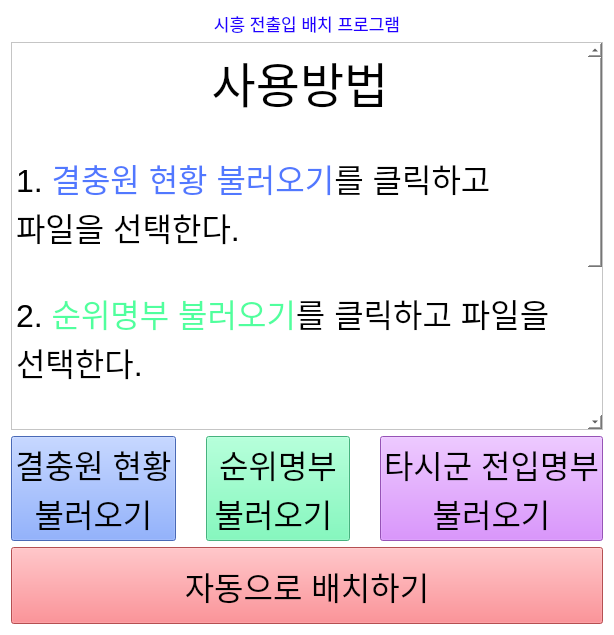
Above: startWidget.ui from sjhan2781/py-transfer-tool before the change. Below: the same form after it.
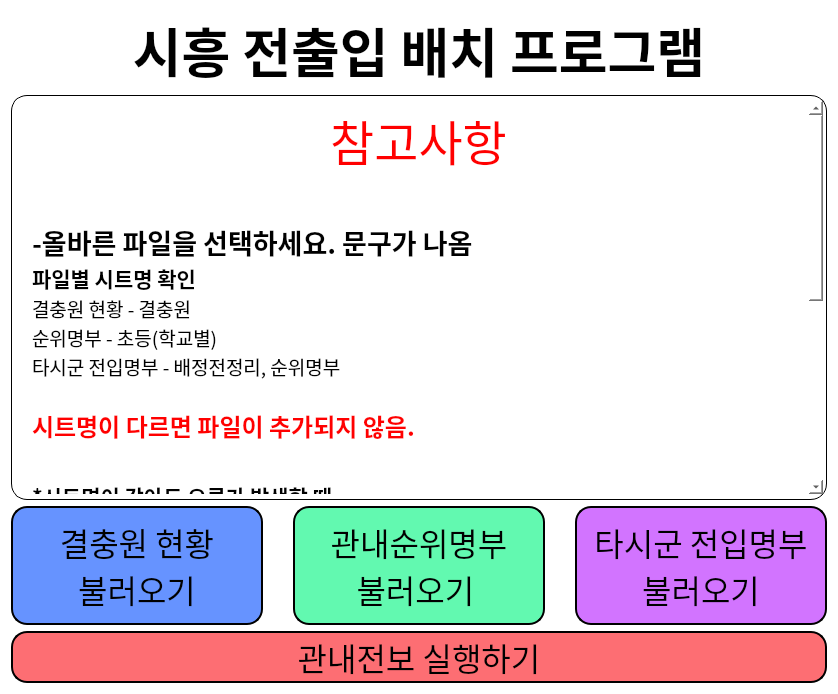
That is the form after the change.

Commit message: 저장위치 선택시 close 선택해도 종료 안되게 수정

```diff
--- a/startWidget.ui
+++ b/startWidget.ui
@@ -6,10 +6,15 @@
    <rect>
     <x>0</x>
     <y>0</y>
-    <width>614</width>
-    <height>635</height>
+    <width>838</width>
+    <height>694</height>
    </rect>
   </property>
+  <property name="font">
+   <font>
+    <family>맑은 고딕</family>
+   </font>
+  </property>
   <property name="windowTitle">
    <string>Form</string>
   </property>
@@ -19,23 +24,54 @@
 }
 </string>
   </property>
-  <layout class="QVBoxLayout" name="verticalLayout" stretch="0,5,1,1">
+  <layout class="QGridLayout" name="gridLayout" rowstretch="0,5,0,0,0" rowminimumheight="0,0,0,0,0">
    <property name="sizeConstraint">
     <enum>QLayout::SetDefaultConstraint</enum>
    </property>
-   <item>
+   <item row="4" column="0">
+    <widget class="QPushButton" name="pushButton_4">
+     <property name="sizePolicy">
+      <sizepolicy hsizetype="Minimum" vsizetype="Expanding">
+       <horstretch>0</horstretch>
+       <verstretch>0</verstretch>
+      </sizepolicy>
+     </property>
+     <property name="font">
+      <font>
+       <family>맑은 고딕</family>
+       <pointsize>24</pointsize>
+      </font>
+     </property>
+     <property name="styleSheet">
+      <string notr="true">QPushButton{
+	background-color: rgb(253, 110, 115);
+    border-style: outset;
+    border-width: 2px;
+    border-radius: 16px;
+    border-color: black;
+}
+QPushButton:pressed{
+	background-color: rgb(233, 90, 95);
+}</string>
+     </property>
+     <property name="text">
+      <string>관내전보 실행하기</string>
+     </property>
+    </widget>
+   </item>
+   <item row="0" column="0">
     <widget class="QLabel" name="label">
      <property name="font">
       <font>
-       <family>.AppleSystemUIFont</family>
-       <pointsize>13</pointsize>
-       <weight>50</weight>
-       <bold>false</bold>
+       <family>맑은 고딕</family>
+       <pointsize>40</pointsize>
+       <weight>75</weight>
+       <bold>true</bold>
       </font>
      </property>
      <property name="styleSheet">
       <string notr="true">QLabel{
-	color: rgb(35, 0, 255);
+	color: rgb(0, 0, 0);
 }</string>
      </property>
      <property name="text">
@@ -46,41 +82,7 @@
      </property>
     </widget>
    </item>
-   <item>
-    <widget class="QTextBrowser" name="textBrowser">
-     <property name="font">
-      <font>
-       <family>.AppleSystemUIFont</family>
-       <pointsize>13</pointsize>
-      </font>
-     </property>
-     <property name="styleSheet">
-      <string notr="true">QTextEdit{
-
-}</string>
-     </property>
-     <property name="frameShape">
-      <enum>QFrame::StyledPanel</enum>
-     </property>
-     <property name="html">
-      <string>&lt;!DOCTYPE HTML PUBLIC &quot;-//W3C//DTD HTML 4.0//EN&quot; &quot;http://www.w3.org/TR/REC-html40/strict.dtd&quot;&gt;
-&lt;html&gt;&lt;head&gt;&lt;meta name=&quot;qrichtext&quot; content=&quot;1&quot; /&gt;&lt;style type=&quot;text/css&quot;&gt;
-p, li { white-space: pre-wrap; }
-&lt;/style&gt;&lt;/head&gt;&lt;body style=&quot; font-family:'.AppleSystemUIFont'; font-size:13pt; font-weight:400; font-style:normal;&quot;&gt;
-&lt;p align=&quot;center&quot; style=&quot; margin-top:0px; margin-bottom:0px; margin-left:0px; margin-right:0px; -qt-block-indent:0; text-indent:0px;&quot;&gt;&lt;span style=&quot; font-size:36pt;&quot;&gt;사용방법&lt;/span&gt;&lt;/p&gt;
-&lt;p align=&quot;center&quot; style=&quot;-qt-paragraph-type:empty; margin-top:0px; margin-bottom:0px; margin-left:0px; margin-right:0px; -qt-block-indent:0; text-indent:0px; font-size:24pt;&quot;&gt;&lt;br /&gt;&lt;/p&gt;
-&lt;p style=&quot; margin-top:0px; margin-bottom:0px; margin-left:0px; margin-right:0px; -qt-block-indent:0; text-indent:0px;&quot;&gt;&lt;span style=&quot; font-size:24pt;&quot;&gt;1. &lt;/span&gt;&lt;span style=&quot; font-size:24pt; color:#5178ff;&quot;&gt;결충원 현황 불러오기&lt;/span&gt;&lt;span style=&quot; font-size:24pt;&quot;&gt;를 클릭하고 파일을 선택한다.&lt;/span&gt;&lt;/p&gt;
-&lt;p style=&quot;-qt-paragraph-type:empty; margin-top:0px; margin-bottom:0px; margin-left:0px; margin-right:0px; -qt-block-indent:0; text-indent:0px; font-size:24pt;&quot;&gt;&lt;br /&gt;&lt;/p&gt;
-&lt;p style=&quot; margin-top:0px; margin-bottom:0px; margin-left:0px; margin-right:0px; -qt-block-indent:0; text-indent:0px;&quot;&gt;&lt;span style=&quot; font-size:24pt;&quot;&gt;2. &lt;/span&gt;&lt;span style=&quot; font-size:24pt; color:#50ff9e;&quot;&gt;순위명부 불러오기&lt;/span&gt;&lt;span style=&quot; font-size:24pt;&quot;&gt;를 클릭하고 파일을 선택한다.&lt;/span&gt;&lt;/p&gt;
-&lt;p style=&quot;-qt-paragraph-type:empty; margin-top:0px; margin-bottom:0px; margin-left:0px; margin-right:0px; -qt-block-indent:0; text-indent:0px; font-size:24pt;&quot;&gt;&lt;br /&gt;&lt;/p&gt;
-&lt;p style=&quot; margin-top:0px; margin-bottom:0px; margin-left:0px; margin-right:0px; -qt-block-indent:0; text-indent:0px;&quot;&gt;&lt;span style=&quot; font-size:24pt;&quot;&gt;3. &lt;/span&gt;&lt;span style=&quot; font-size:24pt; color:#c74eff;&quot;&gt;타시군 전입명부 불러오기&lt;/span&gt;&lt;span style=&quot; font-size:24pt;&quot;&gt;를 클릭하고 파일을 선택한다.&lt;/span&gt;&lt;/p&gt;
-&lt;p style=&quot;-qt-paragraph-type:empty; margin-top:0px; margin-bottom:0px; margin-left:0px; margin-right:0px; -qt-block-indent:0; text-indent:0px; font-size:24pt;&quot;&gt;&lt;br /&gt;&lt;/p&gt;
-&lt;p style=&quot; margin-top:0px; margin-bottom:0px; margin-left:0px; margin-right:0px; -qt-block-indent:0; text-indent:0px;&quot;&gt;&lt;span style=&quot; font-size:24pt;&quot;&gt;4. 불러온 파일에 이상이 없으면 &lt;/span&gt;&lt;span style=&quot; font-size:24pt; color:#fc545d;&quot;&gt;자동으로 배치하기&lt;/span&gt;&lt;span style=&quot; font-size:24pt;&quot;&gt;을 누른다.&lt;/span&gt;&lt;/p&gt;
-&lt;p style=&quot;-qt-paragraph-type:empty; margin-top:0px; margin-bottom:0px; margin-left:0px; margin-right:0px; -qt-block-indent:0; text-indent:0px; font-size:24pt;&quot;&gt;&lt;br /&gt;&lt;/p&gt;&lt;/body&gt;&lt;/html&gt;</string>
-     </property>
-    </widget>
-   </item>
-   <item>
+   <item row="3" column="0">
     <layout class="QHBoxLayout" name="horizontalLayout" stretch="0,0,0">
      <property name="spacing">
       <number>30</number>
@@ -95,6 +97,7 @@
        </property>
        <property name="font">
         <font>
+         <family>맑은 고딕</family>
          <pointsize>24</pointsize>
         </font>
        </property>
@@ -104,6 +107,11 @@
        <property name="styleSheet">
         <string notr="true">QPushButton{
 	background-color:rgb(102, 147, 255);
+    border-style: outset;
+    border-width: 2px;
+    border-radius: 16px;
+    border-color: black;
+	padding: 10px;
 }
 QPushButton:pressed{
 	background-color:rgb(82, 127, 235);
@@ -125,6 +133,7 @@
        </property>
        <property name="font">
         <font>
+         <family>맑은 고딕</family>
          <pointsize>24</pointsize>
         </font>
        </property>
@@ -137,13 +146,18 @@
        <property name="styleSheet">
         <string notr="true">QPushButton{
 	background-color: rgb(98, 249, 176);
+    border-style: outset;
+    border-width: 2px;
+    border-radius: 16px;
+    border-color: black;
+	padding: 10px;
 }
 QPushButton:pressed{
 	background-color: rgb(78, 229, 156);
 }</string>
        </property>
        <property name="text">
-        <string>순위명부
+        <string>관내순위명부
 불러오기 </string>
        </property>
        <property name="flat">
@@ -161,6 +175,7 @@
        </property>
        <property name="font">
         <font>
+         <family>맑은 고딕</family>
          <pointsize>24</pointsize>
         </font>
        </property>
@@ -173,6 +188,11 @@
        <property name="styleSheet">
         <string notr="true">QPushButton{
 	background-color: rgb(210, 116, 255);
+    border-style: outset;
+    border-width: 2px;
+    border-radius: 16px;
+    border-color: black;
+	padding: 10px 10px 10px 10px;
 }
 QPushButton:pressed{
 	background-color: rgb(190, 96, 235);
@@ -186,32 +206,84 @@
      </item>
     </layout>
    </item>
-   <item>
-    <widget class="QPushButton" name="pushButton_4">
-     <property name="sizePolicy">
-      <sizepolicy hsizetype="Minimum" vsizetype="Expanding">
-       <horstretch>0</horstretch>
-       <verstretch>0</verstretch>
-      </sizepolicy>
-     </property>
+   <item row="1" column="0">
+    <widget class="QTextBrowser" name="textBrowser">
      <property name="font">
       <font>
-       <pointsize>24</pointsize>
+       <family>맑은 고딕</family>
+       <weight>75</weight>
+       <italic>false</italic>
+       <bold>true</bold>
       </font>
      </property>
      <property name="cursor">
       <cursorShape>PointingHandCursor</cursorShape>
      </property>
      <property name="styleSheet">
-      <string notr="true">QPushButton{
-	background-color: rgb(253, 110, 115);
+      <string notr="true">QTextEdit{
+	color: black;
+	background-color: white;
+    border-style: outset;
+    border-width: 1px;
+    border-radius: 16px;
+    border-color: black;
+	padding: 5px 3px 5px 16px;
 }
-QPushButton:pressed{
-	background-color: rgb(233, 90, 95);
-}</string>
+
+QScrollBar::handle:vertical {
+	background: rgb(211,211,211);
+	border-radius:6px;
+	width: 15px;
+	margin: 0px 2px 0px 2px;
+}
+
+QScrollBar::add-line:vertical {
+	height: 0px;
+	subcontrol-position: bottom;
+	subcontrol-origin: margin;
+}
+
+QScrollBar::sub-line:vertical {
+	height: 0px;
+	subcontrol-position: top;
+	subcontrol-origin: margin;
+}
+</string>
      </property>
-     <property name="text">
-      <string>자동으로 배치하기</string>
+     <property name="frameShape">
+      <enum>QFrame::StyledPanel</enum>
+     </property>
+     <property name="html">
+      <string>&lt;!DOCTYPE HTML PUBLIC &quot;-//W3C//DTD HTML 4.0//EN&quot; &quot;http://www.w3.org/TR/REC-html40/strict.dtd&quot;&gt;
+&lt;html&gt;&lt;head&gt;&lt;meta name=&quot;qrichtext&quot; content=&quot;1&quot; /&gt;&lt;style type=&quot;text/css&quot;&gt;
+p, li { white-space: pre-wrap; }
+&lt;/style&gt;&lt;/head&gt;&lt;body style=&quot; font-family:'맑은 고딕'; font-size:13pt; font-weight:600; font-style:normal;&quot;&gt;
+&lt;p align=&quot;center&quot; style=&quot; margin-top:0px; margin-bottom:0px; margin-left:0px; margin-right:0px; -qt-block-indent:0; text-indent:0px;&quot;&gt;&lt;span style=&quot; font-size:36pt; font-weight:400; color:#ff0000;&quot;&gt;참고사항&lt;/span&gt;&lt;/p&gt;
+&lt;p align=&quot;center&quot; style=&quot;-qt-paragraph-type:empty; margin-top:0px; margin-bottom:0px; margin-left:0px; margin-right:0px; -qt-block-indent:0; text-indent:0px; font-size:16pt; font-weight:400; color:#ff0000;&quot;&gt;&lt;br /&gt;&lt;/p&gt;
+&lt;p style=&quot;-qt-paragraph-type:empty; margin-top:0px; margin-bottom:0px; margin-left:0px; margin-right:0px; -qt-block-indent:0; text-indent:0px; font-size:9pt;&quot;&gt;&lt;br /&gt;&lt;/p&gt;
+&lt;p style=&quot; margin-top:0px; margin-bottom:0px; margin-left:0px; margin-right:0px; -qt-block-indent:0; text-indent:0px;&quot;&gt;&lt;span style=&quot; font-size:20pt;&quot;&gt;-올바른 파일을 선택하세요. 문구가 나옴&lt;/span&gt;&lt;/p&gt;
+&lt;p style=&quot; margin-top:0px; margin-bottom:0px; margin-left:0px; margin-right:0px; -qt-block-indent:0; text-indent:0px;&quot;&gt;&lt;span style=&quot; font-size:16pt;&quot;&gt;파일별 시트명 확인&lt;/span&gt;&lt;/p&gt;
+&lt;p style=&quot; margin-top:0px; margin-bottom:0px; margin-left:0px; margin-right:0px; -qt-block-indent:0; text-indent:0px;&quot;&gt;&lt;span style=&quot; font-size:14pt; font-weight:400;&quot;&gt;결충원 현황 - 결충원&lt;/span&gt;&lt;/p&gt;
+&lt;p style=&quot; margin-top:0px; margin-bottom:0px; margin-left:0px; margin-right:0px; -qt-block-indent:0; text-indent:0px;&quot;&gt;&lt;span style=&quot; font-size:14pt; font-weight:400;&quot;&gt;순위명부 - 초등(학교별)&lt;/span&gt;&lt;/p&gt;
+&lt;p style=&quot; margin-top:0px; margin-bottom:0px; margin-left:0px; margin-right:0px; -qt-block-indent:0; text-indent:0px;&quot;&gt;&lt;span style=&quot; font-size:14pt; font-weight:400;&quot;&gt;타시군 전입명부 - 배정전정리, 순위명부&lt;/span&gt;&lt;/p&gt;
+&lt;p style=&quot;-qt-paragraph-type:empty; margin-top:0px; margin-bottom:0px; margin-left:0px; margin-right:0px; -qt-block-indent:0; text-indent:0px; font-size:14pt; font-weight:400;&quot;&gt;&lt;br /&gt;&lt;/p&gt;
+&lt;p style=&quot; margin-top:0px; margin-bottom:0px; margin-left:0px; margin-right:0px; -qt-block-indent:0; text-indent:0px;&quot;&gt;&lt;span style=&quot; font-size:18pt; color:#ff0000;&quot;&gt;시트명이 다르면 파일이 추가되지 않음.&lt;/span&gt;&lt;/p&gt;
+&lt;p style=&quot;-qt-paragraph-type:empty; margin-top:0px; margin-bottom:0px; margin-left:0px; margin-right:0px; -qt-block-indent:0; text-indent:0px; font-size:20pt; color:#ff0000;&quot;&gt;&lt;br /&gt;&lt;/p&gt;
+&lt;p style=&quot; margin-top:0px; margin-bottom:0px; margin-left:0px; margin-right:0px; -qt-block-indent:0; text-indent:0px;&quot;&gt;&lt;span style=&quot; font-size:16pt;&quot;&gt;*시트명이 같아도 오류가 발생할 때&lt;/span&gt;&lt;/p&gt;
+&lt;p style=&quot; margin-top:0px; margin-bottom:0px; margin-left:0px; margin-right:0px; -qt-block-indent:0; text-indent:0px;&quot;&gt;&lt;span style=&quot; font-size:14pt; font-weight:400;&quot;&gt;오류가 있는 연결파일 삭제 후 저장&lt;/span&gt;&lt;/p&gt;
+&lt;p style=&quot;-qt-paragraph-type:empty; margin-top:0px; margin-bottom:0px; margin-left:0px; margin-right:0px; -qt-block-indent:0; text-indent:0px; font-size:14pt; font-weight:400; color:#ff0000;&quot;&gt;&lt;br /&gt;&lt;/p&gt;
+&lt;p style=&quot; margin-top:0px; margin-bottom:0px; margin-left:0px; margin-right:0px; -qt-block-indent:0; text-indent:0px;&quot;&gt;&lt;span style=&quot; font-size:20pt; color:#000000;&quot;&gt;-배치하기 클릭 후 바로 종료되는 경우&lt;/span&gt;&lt;/p&gt;
+&lt;p style=&quot; margin-top:0px; margin-bottom:0px; margin-left:0px; margin-right:0px; -qt-block-indent:0; text-indent:0px;&quot;&gt;&lt;span style=&quot; font-size:14pt; font-weight:400; color:#000000;&quot;&gt;파일들을 열고 다시 저장 한 후에 실행&lt;/span&gt;&lt;/p&gt;
+&lt;p style=&quot;-qt-paragraph-type:empty; margin-top:0px; margin-bottom:0px; margin-left:0px; margin-right:0px; -qt-block-indent:0; text-indent:0px; font-size:14pt; font-weight:400; color:#000000;&quot;&gt;&lt;br /&gt;&lt;/p&gt;
+&lt;p style=&quot; margin-top:0px; margin-bottom:0px; margin-left:0px; margin-right:0px; -qt-block-indent:0; text-indent:0px;&quot;&gt;&lt;span style=&quot; font-size:20pt; color:#000000;&quot;&gt;-배치하기 클릭 후 응답없음&lt;/span&gt;&lt;/p&gt;
+&lt;p style=&quot; margin-top:0px; margin-bottom:0px; margin-left:0px; margin-right:0px; -qt-block-indent:0; text-indent:0px;&quot;&gt;&lt;span style=&quot; font-size:14pt; font-weight:400; color:#000000;&quot;&gt;자동 배치에 시간이 걸리기 때문에 기다려주세요.&lt;/span&gt;&lt;/p&gt;
+&lt;p style=&quot;-qt-paragraph-type:empty; margin-top:0px; margin-bottom:0px; margin-left:0px; margin-right:0px; -qt-block-indent:0; text-indent:0px; font-size:20pt; font-weight:400; color:#000000;&quot;&gt;&lt;br /&gt;&lt;/p&gt;
+&lt;p style=&quot; margin-top:0px; margin-bottom:0px; margin-left:0px; margin-right:0px; -qt-block-indent:0; text-indent:0px;&quot;&gt;&lt;span style=&quot; font-size:20pt; color:#000000;&quot;&gt;-저장 클릭 후 응답없음&lt;/span&gt;&lt;/p&gt;
+&lt;p style=&quot; margin-top:0px; margin-bottom:0px; margin-left:0px; margin-right:0px; -qt-block-indent:0; text-indent:0px;&quot;&gt;&lt;span style=&quot; font-size:14pt; font-weight:400; color:#000000;&quot;&gt;파일 업데이트와 저장을 하고있는 상태이므로&lt;/span&gt;&lt;/p&gt;
+&lt;p style=&quot; margin-top:0px; margin-bottom:0px; margin-left:0px; margin-right:0px; -qt-block-indent:0; text-indent:0px;&quot;&gt;&lt;span style=&quot; font-size:14pt; font-weight:400; color:#000000;&quot;&gt;강제종료하지 마시고 기다려주세요.&lt;/span&gt;&lt;/p&gt;&lt;/body&gt;&lt;/html&gt;</string>
+     </property>
+     <property name="acceptRichText">
+      <bool>true</bool>
      </property>
     </widget>
    </item>
```
Left out of the diff: 16 changed lines with no effect on the pictures. The commit also changes 5 other files.
